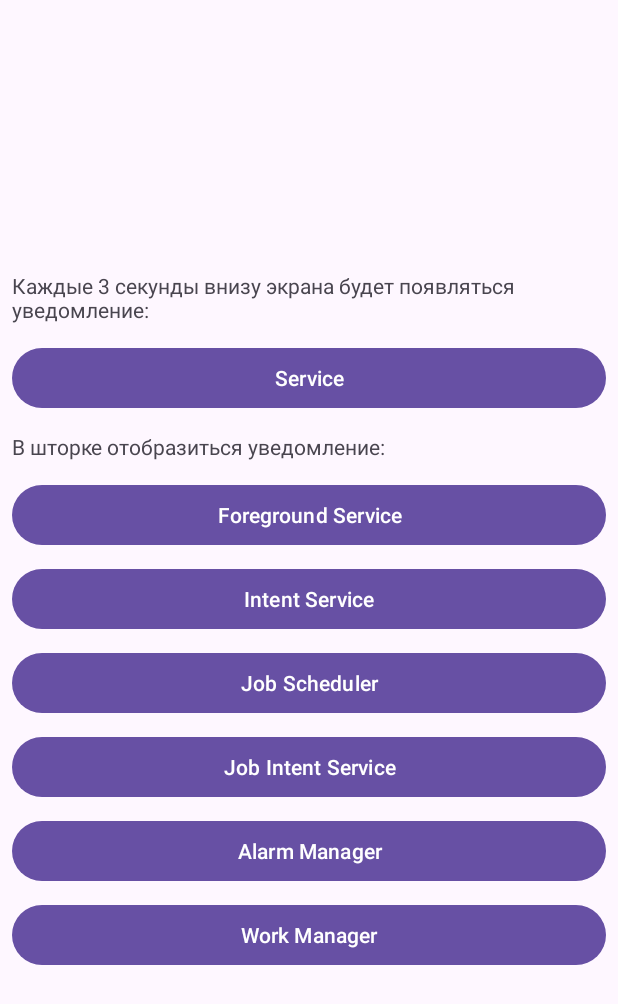
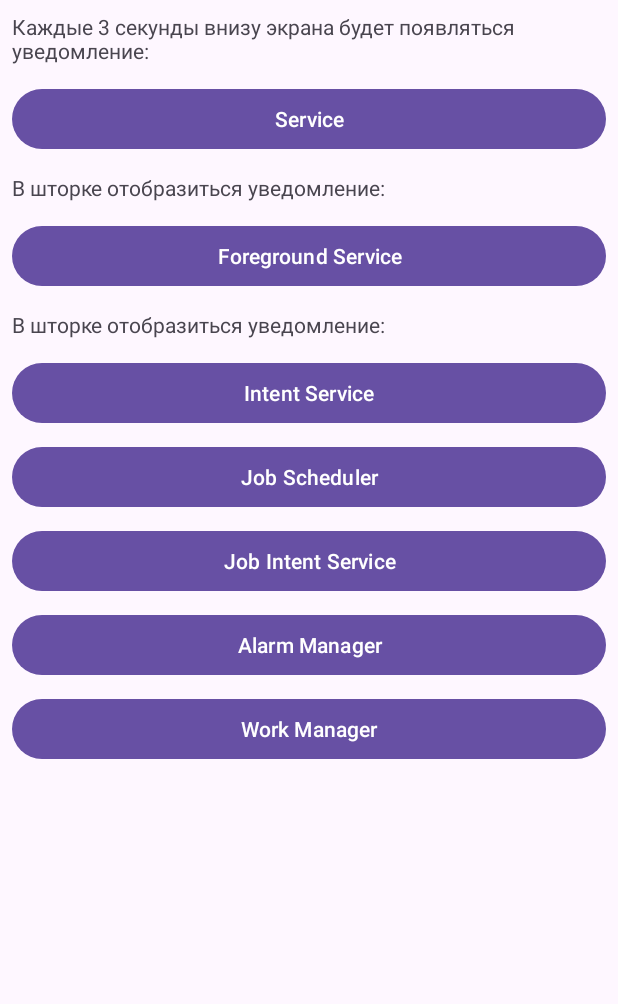
Before and after one commit to wowus94/AndroidCourseStepik, an Android app: the screen it shows after launch (ServicesTestMainActivity), after a tap on "Сервисы", on a phone screen of 412 x 824 dp. Shown: the top 1004 px of the screen. Run offline under Robolectric (Android 15) with nearby library versions, the phone set to English and light mode, and no system bars.

Commit message:
Test Intent Service

```diff
--- a/app/src/main/java/ru/vlyashuk/androidcoursestepik/services_test_app/ServicesTestMainActivity.kt
+++ b/app/src/main/java/ru/vlyashuk/androidcoursestepik/services_test_app/ServicesTestMainActivity.kt
@@ -4,7 +4,6 @@ import android.content.Intent
 import android.content.pm.PackageManager
 import android.os.Build
 import android.os.Bundle
-import android.util.Log
 import android.widget.Toast
 import androidx.appcompat.app.AppCompatActivity
 import androidx.core.app.ActivityCompat
@@ -16,8 +15,6 @@ class ServicesTestMainActivity : AppCompatActivity() {
     private val binding by lazy {
         ActivityServicesTestMainBinding.inflate(layoutInflater)
     }
-
-    private val PERMISSION_REQUEST_CODE = 100
 
     override fun onCreate(savedInstanceState: Bundle?) {
         super.onCreate(savedInstanceState)
@@ -33,11 +30,18 @@ class ServicesTestMainActivity : AppCompatActivity() {
                 checkAndRequestNotificationPermission()
             }
 
+            intentService.setOnClickListener {
+                ContextCompat.startForegroundService(
+                    this@ServicesTestMainActivity,
+                    TestIntentService.newIntent(this@ServicesTestMainActivity)
+                )
+            }
+
         }
 
     }
 
-    fun checkAndRequestNotificationPermission() {
+    private fun checkAndRequestNotificationPermission() {
         if (Build.VERSION.SDK_INT >= Build.VERSION_CODES.TIRAMISU) { // API 33+
             if (ContextCompat.checkSelfPermission(
                     this, android.Manifest.permission.POST_NOTIFICATIONS
@@ -65,7 +69,11 @@ class ServicesTestMainActivity : AppCompatActivity() {
             if (grantResults.isNotEmpty() && grantResults[0] == PackageManager.PERMISSION_GRANTED) {
                 startTestForegroundService()
             } else {
-                Toast.makeText(this, "Разрешение на уведомления необходимо для работы сервиса", Toast.LENGTH_SHORT).show()
+                Toast.makeText(
+                    this,
+                    "Разрешение на уведомления необходимо для работы сервиса",
+                    Toast.LENGTH_SHORT
+                ).show()
             }
         }
     }
@@ -82,4 +90,10 @@ class ServicesTestMainActivity : AppCompatActivity() {
         stopService(TestBackgroundService.newIntent(this))
         stopService(Intent(this@ServicesTestMainActivity, TestForegroundService::class.java))
     }
+
+    companion object {
+
+        private const val PERMISSION_REQUEST_CODE = 100
+
+    }
 }
--- a/app/src/main/res/layout/activity_services_test_main.xml
+++ b/app/src/main/res/layout/activity_services_test_main.xml
@@ -4,7 +4,6 @@
     android:id="@+id/main"
     android:layout_width="match_parent"
     android:layout_height="match_parent"
-    android:gravity="center"
     android:orientation="vertical"
     tools:context=".MainActivity">
 
@@ -33,6 +32,12 @@
         android:layout_width="match_parent"
         android:layout_height="wrap_content"
         android:text="@string/foreground_service" />
+
+    <TextView
+        style="@style/DescriptionTextViewStyle"
+        android:layout_width="match_parent"
+        android:layout_height="wrap_content"
+        android:text="В шторке отобразиться уведомление:" />
 
     <Button
         android:id="@+id/intent_service"
```
Also changed, not shown: app/src/main/AndroidManifest.xml (+6 -1 lines), app/src/main/java/ru/vlyashuk/androidcoursestepik/services_test_app/TestIntentService.kt (added, +56 -0 lines), 1 other file.
